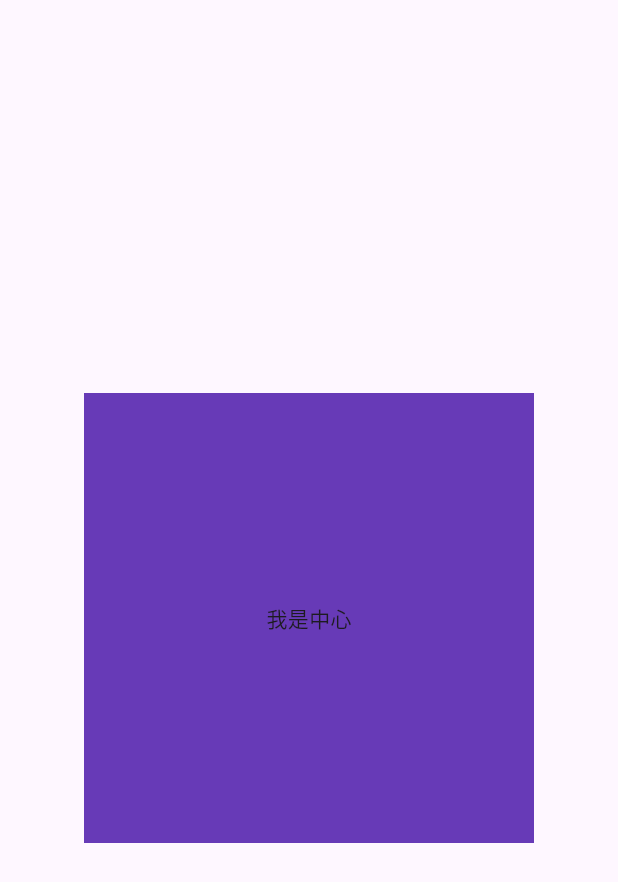
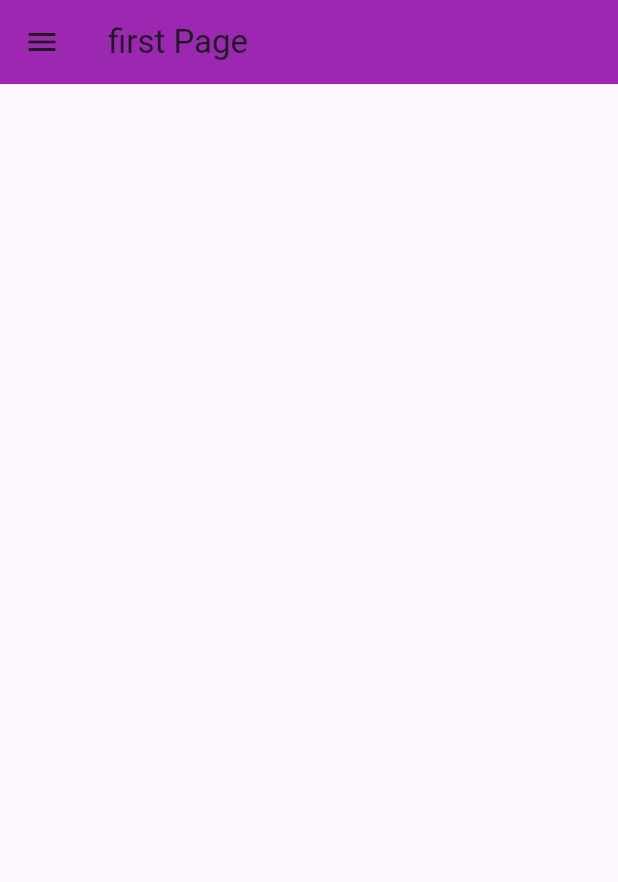
Before and after one commit to TikM-0310/flutter-demo, a Flutter app: the screen it shows after launch, on a phone screen of 412 x 824 dp. Shown: the top 882 px of the screen. Run offline on Flutter 3.47's test engine with Material 3 defaults, Android fonts, the phone set to English and light mode, and no system bars; our stand-ins replace flutter_swiper_view.

Commit message:
菜单栏

```diff
--- a/analysis_options.yaml
+++ b/analysis_options.yaml
@@ -9,7 +9,7 @@
 # packages, and plugins designed to encourage good coding practices.
 analyzer:
   errors:
-    prefer_const_constructors: ignore ignore
+    prefer_const_constructors: ignore ignore ignore ignore
     must_be_immutable: ignore ignore ignore
 include: package:flutter_lints/flutter.yaml
 
--- a/lib/main.dart
+++ b/lib/main.dart
@@ -2,6 +2,9 @@
 
 import 'package:flutter/material.dart';
 import 'package:my_vlog/page/home_page.dart';
+import 'package:my_vlog/page/page_first.dart';
+import 'package:my_vlog/page/page_second.dart';
+import 'package:my_vlog/page/page_setting.dart';
 
 void main() {
   runApp(MyApp());
@@ -9,8 +12,6 @@ void main() {
 
 class MyApp extends StatelessWidget {
   MyApp({super.key});
-
-  final List nameList = ["Job", "Pike", "Penny"];
 
   @override
   Widget build(BuildContext context) {
@@ -24,23 +25,11 @@ class MyApp extends StatelessWidget {
         ),
         // /const HomePage(),
         // Scaffold布局容器
-        home: Scaffold(
-            body: Center(
-              child: GestureDetector(
-                // 单击事件
-                onTap: () => {
-                  print("我被点击了！")
-                },
-                child: Container(
-                  width: 300,
-                  height: 300,
-                  color: Colors.deepPurple,
-                  child: Center(
-                    child: Text("我是中心"),
-                  ),
-                ),
-              ),
-            )
-        ));
+        home: FirstPage(),
+        routes: {
+          "/secondPage": (context) => SecondPage(),
+          "/settingPage": (context) => SettingPage()
+        },
+      );
   }
 }
--- /dev/null
+++ b/lib/page/page_first.dart
@@ -0,0 +1,47 @@
+// ignore_for_file: prefer_const_constructors
+
+import 'package:flutter/material.dart';
+import 'package:my_vlog/page/page_second.dart';
+
+class FirstPage extends StatelessWidget {
+  const FirstPage({super.key});
+
+  @override
+  Widget build(BuildContext context) {
+    return Scaffold(
+      appBar: AppBar(
+        title: Text("first Page"),
+        backgroundColor: Colors.purple,
+      ),
+      drawer: Drawer(
+        backgroundColor: Colors.deepPurple[100],
+        child: Column(
+          children: [
+            DrawerHeader(
+                child: Icon(
+                Icons.favorite,
+                size: 48,
+              ),
+            ),
+            ListTile(
+              leading: Icon(Icons.home),
+              title: Text("Home"),
+              onTap: () {
+                Navigator.pop(context);
+                Navigator.pushNamed(context, "/secondPage");
+              },
+            ),
+            ListTile(
+              leading: Icon(Icons.settings),
+              title: Text("Setting"),
+              onTap: () {
+                Navigator.pop(context);
+                Navigator.pushNamed(context, "/settingPage");
+              },
+            )
+          ],
+        ),
+      ),
+    );
+  }
+}
```
Also changed, not shown: lib/page/page_second.dart (added, +14 -0 lines), lib/page/page_setting.dart (added, +14 -0 lines).
